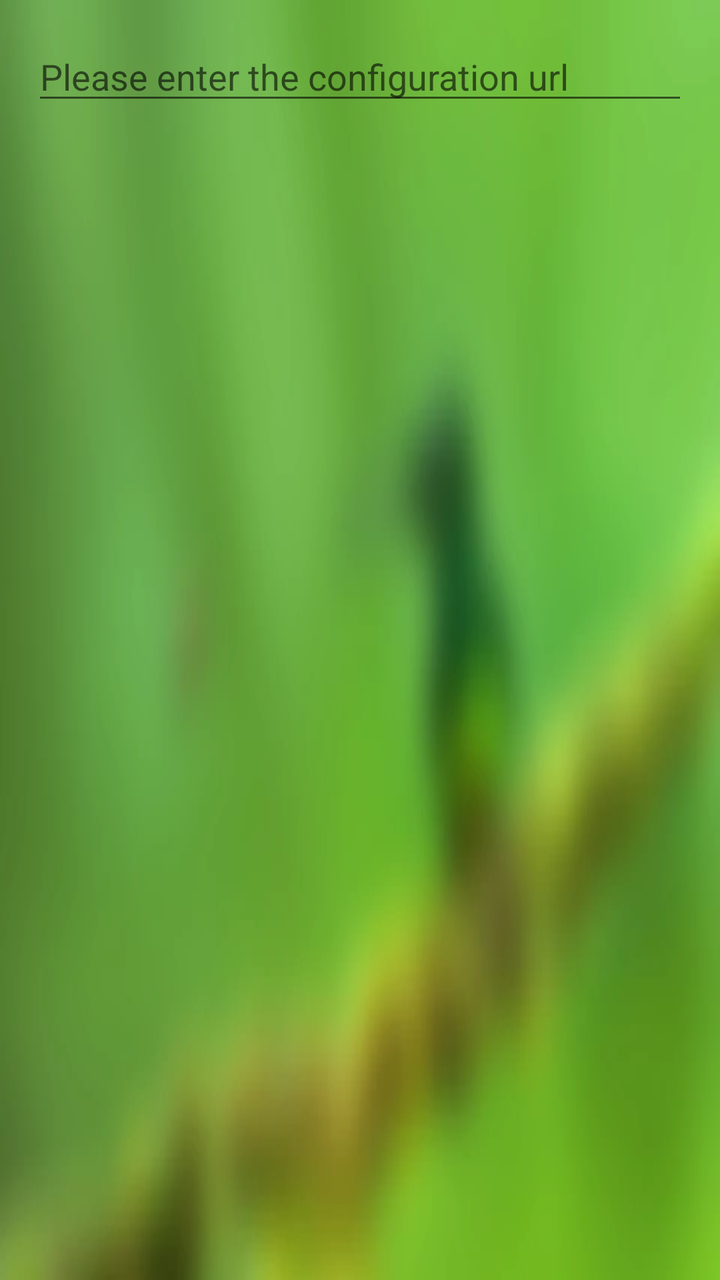
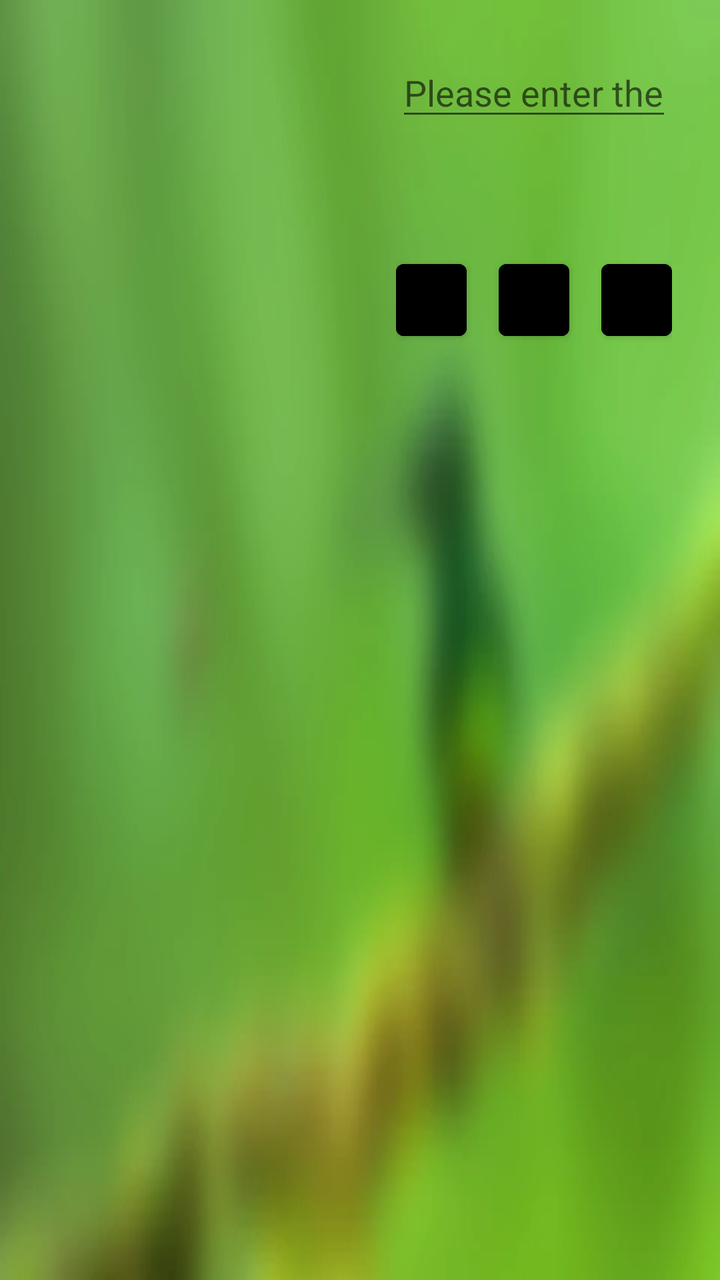

Screens rendered from an Android XML layout before and after an edit, with the pre-edit source and the edit as a unified diff.
<!-- AndroidManifest.xml: application theme AppTheme -->
<!-- res/layout/dialog_config.xml -->
<?xml version="1.0" encoding="utf-8"?>
<LinearLayout xmlns:android="http://schemas.android.com/apk/res/android"
    android:layout_width="match_parent"
    android:layout_height="match_parent"
    android:orientation="vertical"
    android:paddingStart="16dp"
    android:paddingTop="16dp"
    android:paddingEnd="16dp">

    <EditText
        android:id="@+id/text"
        android:layout_width="match_parent"
        android:layout_height="wrap_content"
        android:hint="@string/dialog_config_url_hint"
        android:imeOptions="actionDone"
        android:inputType="text"
        android:singleLine="true"
        android:textSize="18sp" />

</LinearLayout>
<!-- resources referenced by this layout -->
<resources>
  <string name="dialog_config_url_hint">Please enter the configuration url</string>
  <style name="AppTheme" parent="BaseTheme" />
  <style name="BaseTheme" parent="Theme.MaterialComponents.Light.NoActionBar">
          <item name="colorPrimary">@color/primary</item>
          <item name="colorPrimaryDark">@color/primaryDark</item>
          <item name="colorAccent">@color/blue_500</item>
          <item name="android:windowAnimationStyle">@null</item>
          <item name="android:windowBackground">@drawable/wallpaper_1</item>
          <item name="android:windowFullscreen">true</item>
          <item name="android:windowTranslucentStatus">true</item>
          <item name="android:windowTranslucentNavigation">true</item>
      </style>
  <color name="primary">@color/black</color>
  <color name="primaryDark">@color/black</color>
  <!-- drawable wallpaper_1: webp bitmap (drawable-nodpi, 9580 bytes) -->
</resources>

<!-- the commit's change to res/layout/dialog_config.xml (unified diff, before → after) -->
@@ -1,20 +1,67 @@
 <?xml version="1.0" encoding="utf-8"?>
-<LinearLayout xmlns:android="http://schemas.android.com/apk/res/android"
-    android:layout_width="match_parent"
-    android:layout_height="match_parent"
-    android:orientation="vertical"
-    android:paddingStart="16dp"
-    android:paddingTop="16dp"
-    android:paddingEnd="16dp">
+<RelativeLayout xmlns:android="http://schemas.android.com/apk/res/android"
+    android:layout_width="wrap_content"
+    android:layout_height="wrap_content"
+    android:padding="24dp">
+
+    <ImageView
+        android:id="@+id/code"
+        android:layout_width="150dp"
+        android:layout_height="150dp"
+        android:scaleType="fitXY" />
 
     <EditText
         android:id="@+id/text"
         android:layout_width="match_parent"
         android:layout_height="wrap_content"
+        android:layout_marginStart="24dp"
+        android:layout_toEndOf="@+id/code"
         android:hint="@string/dialog_config_url_hint"
         android:imeOptions="actionDone"
+        android:importantForAutofill="no"
         android:inputType="text"
         android:singleLine="true"
         android:textSize="18sp" />
 
-</LinearLayout>
+    <LinearLayout
+        android:layout_width="match_parent"
+        android:layout_height="wrap_content"
+        android:layout_alignStart="@+id/text"
+        android:layout_alignBottom="@+id/code"
+        android:layout_marginTop="16dp"
+        android:orientation="horizontal">
+
+        <Button
+            android:id="@+id/history"
+            android:layout_width="0dp"
+            android:layout_height="wrap_content"
+            android:layout_weight="1"
+            android:backgroundTint="@color/grey_700"
+            android:singleLine="true"
+            android:text="@string/setting_history"
+            android:textColor="@color/white" />
+
+        <Button
+            android:id="@+id/negative"
+            android:layout_width="0dp"
+            android:layout_height="wrap_content"
+            android:layout_marginStart="16dp"
+            android:layout_marginEnd="16dp"
+            android:layout_weight="1"
+            android:backgroundTint="@color/grey_700"
+            android:singleLine="true"
+            android:text="@string/dialog_negative"
+            android:textColor="@color/white" />
+
+        <Button
+            android:id="@+id/positive"
+            android:layout_width="0dp"
+            android:layout_height="wrap_content"
+            android:layout_weight="1"
+            android:backgroundTint="@color/grey_700"
+            android:singleLine="true"
+            android:text="@string/dialog_positive"
+            android:textColor="@color/white" />
+
+    </LinearLayout>
+</RelativeLayout>
<!-- resource entries referenced after the edit -->
@@ -1,6 +1,9 @@
 <!-- resources referenced by this layout -->
 <resources>
   <string name="dialog_config_url_hint">Please enter the configuration url</string>
+  <string name="dialog_negative">Cancel</string>
+  <string name="dialog_positive">OK</string>
+  <string name="setting_history">History</string>
   <style name="AppTheme" parent="BaseTheme" />
   <style name="BaseTheme" parent="Theme.MaterialComponents.Light.NoActionBar">
           <item name="colorPrimary">@color/primary</item>
